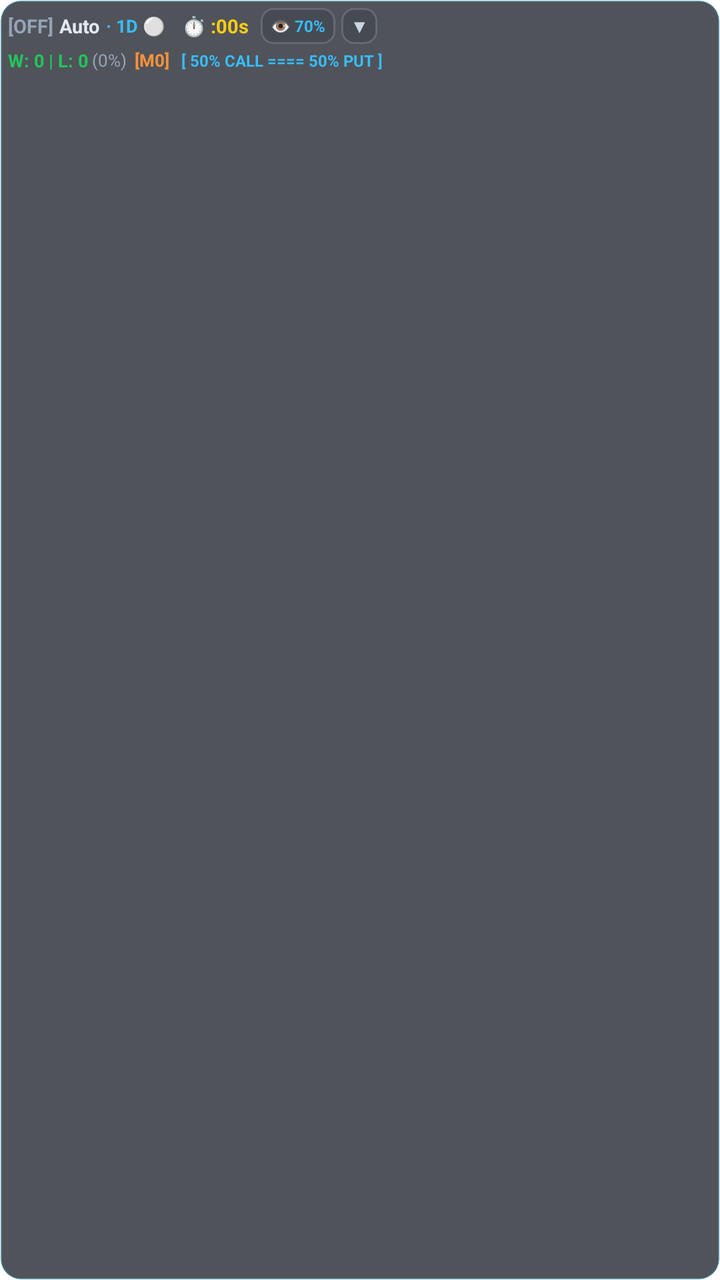
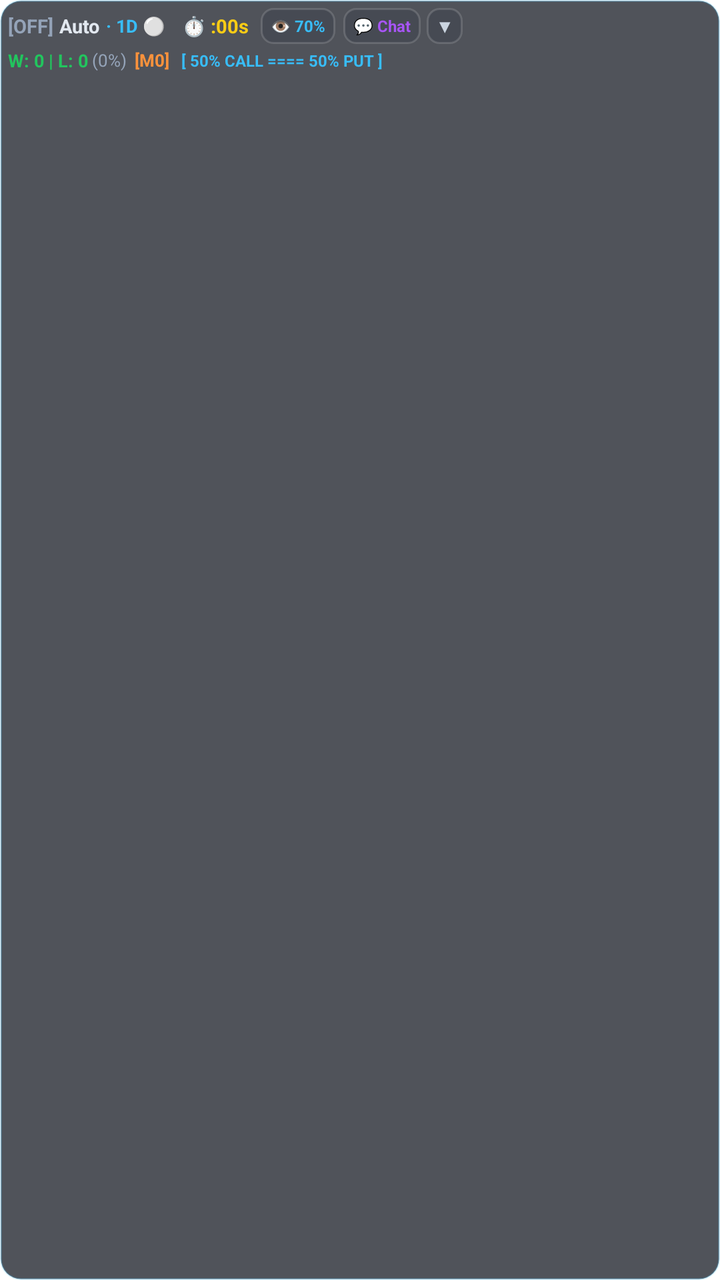

An Android layout rendered at two revisions. The XML below is the earlier revision; the diff shows what the commit changed to produce the second picture.
<!-- AndroidManifest.xml: application theme Theme.TradeDraw -->
<!-- res/layout/layout_trading_hud.xml -->
<?xml version="1.0" encoding="utf-8"?>
<LinearLayout xmlns:android="http://schemas.android.com/apk/res/android"
    android:id="@+id/hud_root"
    android:layout_width="wrap_content"
    android:layout_height="wrap_content"
    android:orientation="vertical"
    android:background="@drawable/bg_hud_panel"
    android:padding="4dp"
    android:elevation="12dp">

    
    <LinearLayout
        android:id="@+id/hud_header_line1"
        android:layout_width="wrap_content"
        android:layout_height="wrap_content"
        android:orientation="horizontal"
        android:gravity="center_vertical">

        <TextView
            android:id="@+id/hud_mode"
            android:layout_width="wrap_content"
            android:layout_height="wrap_content"
            android:text="[OFF]"
            android:textColor="#94a3b8"
            android:textSize="9.5sp"
            android:textStyle="bold"
            android:paddingEnd="3dp" />

        <TextView
            android:id="@+id/hud_strategy"
            android:layout_width="wrap_content"
            android:layout_height="wrap_content"
            android:text="Auto"
            android:textColor="#e2e8f0"
            android:textSize="9.5sp"
            android:textStyle="bold" />

        <TextView
            android:id="@+id/hud_streak_badge"
            android:layout_width="wrap_content"
            android:layout_height="wrap_content"
            android:text="· 1D ⚪"
            android:textColor="#38bdf8"
            android:textSize="9sp"
            android:textStyle="bold"
            android:layout_marginStart="3dp" />

        <TextView
            android:id="@+id/hud_timer"
            android:layout_width="wrap_content"
            android:layout_height="wrap_content"
            android:text=" ⏱️ :00s"
            android:textColor="#facc15"
            android:textSize="9.5sp"
            android:textStyle="bold"
            android:layout_marginStart="6dp" />

        
        <TextView
            android:id="@+id/hud_btn_opacity"
            android:layout_width="wrap_content"
            android:layout_height="18dp"
            android:text=" 👁️ 70% "
            android:textColor="#38bdf8"
            android:textSize="8sp"
            android:textStyle="bold"
            android:gravity="center"
            android:background="@drawable/bg_hud_chip"
            android:layout_marginStart="6dp"
            android:paddingHorizontal="3dp"
            android:clickable="true"
            android:focusable="true" />

        
        <TextView
            android:id="@+id/hud_btn_collapse"
            android:layout_width="18dp"
            android:layout_height="18dp"
            android:text="▼"
            android:textColor="#cbd5e1"
            android:textSize="8.5sp"
            android:textStyle="bold"
            android:gravity="center"
            android:background="@drawable/bg_hud_chip"
            android:layout_marginStart="3dp"
            android:clickable="true"
            android:focusable="true" />
    </LinearLayout>

    
    <LinearLayout
        android:id="@+id/hud_header_line2"
        android:layout_width="wrap_content"
        android:layout_height="wrap_content"
        android:orientation="horizontal"
        android:gravity="center_vertical"
        android:layout_marginTop="2dp">

        <TextView
            android:id="@+id/hud_stats"
            android:layout_width="wrap_content"
            android:layout_height="wrap_content"
            android:text="W: 0 | L: 0"
            android:textColor="#22c55e"
            android:textSize="9sp"
            android:textStyle="bold" />

        <TextView
            android:id="@+id/hud_winrate"
            android:layout_width="wrap_content"
            android:layout_height="wrap_content"
            android:text=" (0%)"
            android:textColor="#94a3b8"
            android:textSize="8.5sp" />

        <TextView
            android:id="@+id/hud_martingale_badge"
            android:layout_width="wrap_content"
            android:layout_height="wrap_content"
            android:text=" [M0]"
            android:textColor="#fb923c"
            android:textSize="8.5sp"
            android:textStyle="bold"
            android:layout_marginStart="2dp" />

        
        <TextView
            android:id="@+id/hud_power_bar"
            android:layout_width="wrap_content"
            android:layout_height="wrap_content"
            android:text="[ 50% CALL ==== 50% PUT ]"
            android:textColor="#38bdf8"
            android:textSize="8sp"
            android:textStyle="bold"
            android:layout_marginStart="6dp" />
    </LinearLayout>

    
    <LinearLayout
        android:id="@+id/hud_details_container"
        android:layout_width="wrap_content"
        android:layout_height="wrap_content"
        android:orientation="vertical"
        android:layout_marginTop="3dp"
        android:visibility="gone">

        
        <TextView
            android:id="@+id/hud_status"
            android:layout_width="wrap_content"
            android:layout_height="wrap_content"
            android:text="⚪ En espera"
            android:textColor="#cbd5e1"
            android:textSize="8.5sp"
            android:layout_marginTop="1dp" />

        
        <TextView
            android:id="@+id/hud_diag"
            android:layout_width="wrap_content"
            android:layout_height="wrap_content"
            android:text="📷 Frames: 0 | Visión: OK"
            android:textColor="#94a3b8"
            android:textSize="8sp"
            android:layout_marginTop="1dp" />

        
        <LinearLayout
            android:id="@+id/hud_signal_card"
            android:layout_width="match_parent"
            android:layout_height="wrap_content"
            android:orientation="vertical"
            android:background="@drawable/bg_hud_signal_idle"
            android:padding="3dp"
            android:layout_marginTop="2dp">

            <TextView
                android:id="@+id/hud_signal_title"
                android:layout_width="wrap_content"
                android:layout_height="wrap_content"
                android:text="⚪ EN ESPERA DE SEÑAL"
                android:textColor="#cbd5e1"
                android:textSize="9sp"
                android:textStyle="bold" />

            <TextView
                android:id="@+id/hud_signal_desc"
                android:layout_width="wrap_content"
                android:layout_height="wrap_content"
                android:text="Vigilando patrones de acción del precio..."
                android:textColor="#94a3b8"
                android:textSize="8sp"
                android:layout_marginTop="1dp" />

            <TextView
                android:id="@+id/hud_signal_countdown"
                android:layout_width="wrap_content"
                android:layout_height="wrap_content"
                android:text=""
                android:textColor="#facc15"
                android:textSize="8.5sp"
                android:textStyle="bold"
                android:visibility="gone"
                android:layout_marginTop="1dp" />
        </LinearLayout>

        
        <TextView
            android:id="@+id/hud_hint"
            android:layout_width="wrap_content"
            android:layout_height="wrap_content"
            android:text="⚪ En espera"
            android:textColor="#94a3b8"
            android:textSize="8sp"
            android:layout_marginTop="1dp" />

        
        <LinearLayout
            android:layout_width="wrap_content"
            android:layout_height="wrap_content"
            android:orientation="horizontal"
            android:gravity="center_vertical"
            android:layout_marginTop="3dp">

            <Button
                android:id="@+id/hud_btn_win"
                android:layout_width="40dp"
                android:layout_height="22dp"
                android:text="+W"
                android:textSize="8.5sp"
                android:textStyle="bold"
                android:textColor="#ffffff"
                android:background="@drawable/bg_hud_btn_win"
                android:padding="0dp" />

            <Button
                android:id="@+id/hud_btn_loss"
                android:layout_width="40dp"
                android:layout_height="22dp"
                android:text="+L"
                android:textSize="8.5sp"
                android:textStyle="bold"
                android:textColor="#ffffff"
                android:background="@drawable/bg_hud_btn_loss"
                android:layout_marginStart="3dp"
                android:padding="0dp" />

            <Button
                android:id="@+id/hud_btn_recalc_ai"
                android:layout_width="wrap_content"
                android:layout_height="22dp"
                android:text="↺ S/R"
                android:textSize="8.5sp"
                android:textStyle="bold"
                android:textColor="#ffffff"
                android:background="@drawable/bg_hud_btn_recalc"
                android:layout_marginStart="5dp"
                android:paddingStart="5dp"
                android:paddingEnd="5dp" />
        </LinearLayout>
    </LinearLayout>

</LinearLayout>
<!-- resources referenced by this layout -->
<resources>
  <!-- drawable bg_hud_btn_loss (drawable) -->
  <?xml version="1.0" encoding="utf-8"?>
  <ripple xmlns:android="http://schemas.android.com/apk/res/android"
      android:color="#40FFFFFF">
      <item>
          <shape android:shape="rectangle">
              <gradient
                  android:startColor="#F43F5E"
                  android:endColor="#E11D48"
                  android:angle="270" />
              <corners android:radius="8dp" />
              <stroke
                  android:width="1dp"
                  android:color="#4DFB7185" />
          </shape>
      </item>
  </ripple>
  <!-- drawable bg_hud_btn_recalc (drawable) -->
  <?xml version="1.0" encoding="utf-8"?>
  <ripple xmlns:android="http://schemas.android.com/apk/res/android"
      android:color="#40FFFFFF">
      <item>
          <shape android:shape="rectangle">
              <gradient
                  android:startColor="#0284c7"
                  android:endColor="#0369a1"
                  android:angle="270" />
              <corners android:radius="8dp" />
              <stroke
                  android:width="1dp"
                  android:color="#4D38BDF8" />
          </shape>
      </item>
  </ripple>
  <!-- drawable bg_hud_btn_win (drawable) -->
  <?xml version="1.0" encoding="utf-8"?>
  <ripple xmlns:android="http://schemas.android.com/apk/res/android"
      android:color="#40FFFFFF">
      <item>
          <shape android:shape="rectangle">
              <gradient
                  android:startColor="#10B981"
                  android:endColor="#059669"
                  android:angle="270" />
              <corners android:radius="8dp" />
              <stroke
                  android:width="1dp"
                  android:color="#4D34D399" />
          </shape>
      </item>
  </ripple>
  <!-- drawable bg_hud_chip (drawable) -->
  <?xml version="1.0" encoding="utf-8"?>
  <shape xmlns:android="http://schemas.android.com/apk/res/android"
      android:shape="rectangle">
      <solid android:color="#331E293B" />
      <corners android:radius="6dp" />
      <stroke
          android:width="1dp"
          android:color="#26FFFFFF" />
  </shape>
  <!-- drawable bg_hud_panel (drawable) -->
  <?xml version="1.0" encoding="utf-8"?>
  <shape xmlns:android="http://schemas.android.com/apk/res/android"
      android:shape="rectangle">
      <solid android:color="#B3070A14" />
      <corners android:radius="10dp" />
      <stroke
          android:width="1dp"
          android:color="#3338BDF8" />
  </shape>
  <!-- drawable bg_hud_signal_idle (drawable) -->
  <?xml version="1.0" encoding="utf-8"?>
  <shape xmlns:android="http://schemas.android.com/apk/res/android"
      android:shape="rectangle">
      <solid android:color="#1A1E293B" />
      <corners android:radius="10dp" />
      <stroke
          android:width="1dp"
          android:color="#33475569" />
  </shape>
  <style name="Theme.TradeDraw" parent="Theme.MaterialComponents.DayNight.NoActionBar" />
</resources>

<!-- the commit's change to res/layout/layout_trading_hud.xml (unified diff, before → after) -->
@@ -73,6 +73,22 @@
 
         
         <TextView
+            android:id="@+id/hud_btn_chat"
+            android:layout_width="wrap_content"
+            android:layout_height="18dp"
+            android:text=" 💬 Chat "
+            android:textColor="#a855f7"
+            android:textSize="8sp"
+            android:textStyle="bold"
+            android:gravity="center"
+            android:background="@drawable/bg_hud_chip"
+            android:layout_marginStart="4dp"
+            android:paddingHorizontal="3dp"
+            android:clickable="true"
+            android:focusable="true" />
+
+        
+        <TextView
             android:id="@+id/hud_btn_collapse"
             android:layout_width="18dp"
             android:layout_height="18dp"
@@ -166,6 +182,45 @@
 
         
         <LinearLayout
+            android:id="@+id/hud_didactic_card"
+            android:layout_width="match_parent"
+            android:layout_height="wrap_content"
+            android:orientation="vertical"
+            android:background="@drawable/bg_hud_signal_idle"
+            android:padding="3dp"
+            android:layout_marginTop="2dp">
+
+            <TextView
+                android:id="@+id/hud_trend_badge"
+                android:layout_width="wrap_content"
+                android:layout_height="wrap_content"
+                android:text="📈 Tendencia: Lateral / Dojis (50%)"
+                android:textColor="#38bdf8"
+                android:textSize="8.5sp"
+                android:textStyle="bold" />
+
+            <TextView
+                android:id="@+id/hud_trend_reason"
+                android:layout_width="wrap_content"
+                android:layout_height="wrap_content"
+                android:text="Analizando confluencia de soporte y resistencia..."
+                android:textColor="#94a3b8"
+                android:textSize="7.5sp"
+                android:layout_marginTop="1dp" />
+
+            <TextView
+                android:id="@+id/hud_planned_action"
+                android:layout_width="wrap_content"
+                android:layout_height="wrap_content"
+                android:text="🎯 Plan: Vigilando confirmación de ruptura o rebote"
+                android:textColor="#facc15"
+                android:textSize="8sp"
+                android:textStyle="bold"
+                android:layout_marginTop="2dp" />
+        </LinearLayout>
+
+        
+        <LinearLayout
             android:id="@+id/hud_signal_card"
             android:layout_width="match_parent"
             android:layout_height="wrap_content"
